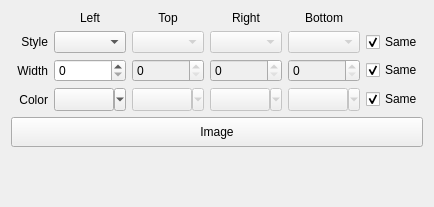
Above: HmiFuncDesigner/libs/Core/qpropertylist/stylesheeteditor/qbordersheeteditor.ui from VelsonWang/HmiFuncDesigner before the change. Below: the same form after it.
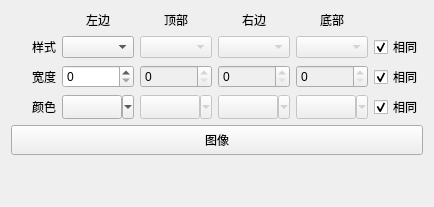
That is the form after the change.

Diff of the .ui file:
```diff
--- a/HmiFuncDesigner/libs/Core/qpropertylist/stylesheeteditor/qbordersheeteditor.ui
+++ b/HmiFuncDesigner/libs/Core/qpropertylist/stylesheeteditor/qbordersheeteditor.ui
@@ -19,7 +19,7 @@
      <item row="0" column="1">
       <widget class="QLabel" name="label_2">
        <property name="text">
-        <string>Left</string>
+        <string>左边</string>
        </property>
        <property name="alignment">
         <set>Qt::AlignCenter</set>
@@ -29,7 +29,7 @@
      <item row="0" column="2">
       <widget class="QLabel" name="label_5">
        <property name="text">
-        <string>Top</string>
+        <string>顶部</string>
        </property>
        <property name="alignment">
         <set>Qt::AlignCenter</set>
@@ -39,7 +39,7 @@
      <item row="0" column="3">
       <widget class="QLabel" name="label_6">
        <property name="text">
-        <string>Right</string>
+        <string>右边</string>
        </property>
        <property name="alignment">
         <set>Qt::AlignCenter</set>
@@ -49,7 +49,7 @@
      <item row="0" column="4">
       <widget class="QLabel" name="label_7">
        <property name="text">
-        <string>Bottom</string>
+        <string>底部</string>
        </property>
        <property name="alignment">
         <set>Qt::AlignCenter</set>
@@ -59,7 +59,7 @@
      <item row="1" column="0">
       <widget class="QLabel" name="label_3">
        <property name="text">
-        <string>Style</string>
+        <string>样式</string>
        </property>
        <property name="alignment">
         <set>Qt::AlignRight|Qt::AlignTrailing|Qt::AlignVCenter</set>
@@ -90,6 +90,15 @@
             </color>
            </brush>
           </colorrole>
+          <colorrole role="PlaceholderText">
+           <brush brushstyle="NoBrush">
+            <color alpha="128">
+             <red>0</red>
+             <green>0</green>
+             <blue>0</blue>
+            </color>
+           </brush>
+          </colorrole>
          </active>
          <inactive>
           <colorrole role="Text">
@@ -101,6 +110,15 @@
             </color>
            </brush>
           </colorrole>
+          <colorrole role="PlaceholderText">
+           <brush brushstyle="NoBrush">
+            <color alpha="128">
+             <red>0</red>
+             <green>0</green>
+             <blue>0</blue>
+            </color>
+           </brush>
+          </colorrole>
          </inactive>
          <disabled>
           <colorrole role="Text">
@@ -112,6 +130,15 @@
             </color>
            </brush>
           </colorrole>
+          <colorrole role="PlaceholderText">
+           <brush brushstyle="NoBrush">
+            <color alpha="128">
+             <red>0</red>
+             <green>0</green>
+             <blue>0</blue>
+            </color>
+           </brush>
+          </colorrole>
          </disabled>
         </palette>
        </property>
@@ -134,6 +161,15 @@
             </color>
            </brush>
           </colorrole>
+          <colorrole role="PlaceholderText">
+           <brush brushstyle="NoBrush">
+            <color alpha="128">
+             <red>0</red>
+             <green>0</green>
+             <blue>0</blue>
+            </color>
+           </brush>
+          </colorrole>
          </active>
          <inactive>
           <colorrole role="Text">
@@ -145,6 +181,15 @@
             </color>
            </brush>
           </colorrole>
+          <colorrole role="PlaceholderText">
+           <brush brushstyle="NoBrush">
+            <color alpha="128">
+             <red>0</red>
+             <green>0</green>
+             <blue>0</blue>
+            </color>
+           </brush>
+          </colorrole>
          </inactive>
          <disabled>
           <colorrole role="Text">
@@ -156,6 +201,15 @@
             </color>
            </brush>
           </colorrole>
+          <colorrole role="PlaceholderText">
+           <brush brushstyle="NoBrush">
+            <color alpha="128">
+             <red>0</red>
+             <green>0</green>
+             <blue>0</blue>
+            </color>
+           </brush>
+          </colorrole>
          </disabled>
         </palette>
        </property>
@@ -178,6 +232,15 @@
             </color>
            </brush>
           </colorrole>
+          <colorrole role="PlaceholderText">
+           <brush brushstyle="NoBrush">
+            <color alpha="128">
+             <red>0</red>
+             <green>0</green>
+             <blue>0</blue>
+            </color>
+           </brush>
+          </colorrole>
          </active>
          <inactive>
           <colorrole role="Text">
@@ -189,6 +252,15 @@
             </color>
            </brush>
           </colorrole>
+          <colorrole role="PlaceholderText">
+           <brush brushstyle="NoBrush">
+            <color alpha="128">
+             <red>0</red>
+             <green>0</green>
+             <blue>0</blue>
+            </color>
+           </brush>
+          </colorrole>
          </inactive>
          <disabled>
           <colorrole role="Text">
@@ -200,6 +272,15 @@
             </color>
            </brush>
           </colorrole>
+          <colorrole role="PlaceholderText">
+           <brush brushstyle="NoBrush">
+            <color alpha="128">
+             <red>0</red>
+             <green>0</green>
+             <blue>0</blue>
+            </color>
+           </brush>
+          </colorrole>
          </disabled>
         </palette>
        </property>
@@ -208,7 +289,7 @@
      <item row="2" column="0">
       <widget class="QLabel" name="label_4">
        <property name="text">
-        <string>Width</string>
+        <string>宽度</string>
        </property>
        <property name="alignment">
         <set>Qt::AlignRight|Qt::AlignTrailing|Qt::AlignVCenter</set>
@@ -235,6 +316,15 @@
             </color>
            </brush>
           </colorrole>
+          <colorrole role="PlaceholderText">
+           <brush brushstyle="NoBrush">
+            <color alpha="128">
+             <red>0</red>
+             <green>0</green>
+             <blue>0</blue>
+            </color>
+           </brush>
+          </colorrole>
          </active>
          <inactive>
           <colorrole role="Text">
@@ -246,6 +336,15 @@
             </color>
            </brush>
           </colorrole>
+          <colorrole role="PlaceholderText">
+           <brush brushstyle="NoBrush">
+            <color alpha="128">
+             <red>0</red>
+             <green>0</green>
+             <blue>0</blue>
+            </color>
+           </brush>
+          </colorrole>
          </inactive>
          <disabled>
           <colorrole role="Text">
@@ -257,6 +356,15 @@
             </color>
            </brush>
           </colorrole>
+          <colorrole role="PlaceholderText">
+           <brush brushstyle="NoBrush">
+            <color alpha="128">
+             <red>0</red>
+             <green>0</green>
+             <blue>0</blue>
+            </color>
+           </brush>
+          </colorrole>
          </disabled>
         </palette>
        </property>
@@ -279,6 +387,15 @@
             </color>
            </brush>
           </colorrole>
+          <colorrole role="PlaceholderText">
+           <brush brushstyle="NoBrush">
+            <color alpha="128">
+             <red>0</red>
+             <green>0</green>
+             <blue>0</blue>
+            </color>
+           </brush>
+          </colorrole>
          </active>
          <inactive>
           <colorrole role="Text">
@@ -290,6 +407,15 @@
             </color>
            </brush>
           </colorrole>
+          <colorrole role="PlaceholderText">
+           <brush brushstyle="NoBrush">
+            <color alpha="128">
+             <red>0</red>
+             <green>0</green>
+             <blue>0</blue>
+            </color>
+           </brush>
+          </colorrole>
          </inactive>
          <disabled>
           <colorrole role="Text">
@@ -301,6 +427,15 @@
             </color>
            </brush>
           </colorrole>
+          <colorrole role="PlaceholderText">
+           <brush brushstyle="NoBrush">
+            <color alpha="128">
+             <red>0</red>
+             <green>0</green>
+             <blue>0</blue>
+            </color>
+           </brush>
+          </colorrole>
          </disabled>
         </palette>
        </property>
@@ -323,6 +458,15 @@
             </color>
            </brush>
           </colorrole>
+          <colorrole role="PlaceholderText">
+           <brush brushstyle="NoBrush">
+            <color alpha="128">
+             <red>0</red>
+             <green>0</green>
+             <blue>0</blue>
+            </color>
+           </brush>
+          </colorrole>
          </active>
          <inactive>
           <colorrole role="Text">
@@ -334,6 +478,15 @@
             </color>
            </brush>
           </colorrole>
+          <colorrole role="PlaceholderText">
+           <brush brushstyle="NoBrush">
+            <color alpha="128">
+             <red>0</red>
+             <green>0</green>
+             <blue>0</blue>
+            </color>
+           </brush>
+          </colorrole>
          </inactive>
          <disabled>
           <colorrole role="Text">
@@ -345,6 +498,15 @@
             </color>
            </brush>
           </colorrole>
+          <colorrole role="PlaceholderText">
+           <brush brushstyle="NoBrush">
+            <color alpha="128">
+             <red>0</red>
+             <green>0</green>
+             <blue>0</blue>
+            </color>
+           </brush>
+          </colorrole>
          </disabled>
         </palette>
        </property>
@@ -353,7 +515,7 @@
      <item row="3" column="0">
       <widget class="QLabel" name="label_8">
        <property name="text">
-        <string>Color</string>
+        <string>颜色</string>
        </property>
        <property name="alignment">
         <set>Qt::AlignRight|Qt::AlignTrailing|Qt::AlignVCenter</set>
@@ -363,7 +525,7 @@
      <item row="1" column="5">
       <widget class="QCheckBox" name="same_style">
        <property name="text">
-        <string>Same</string>
+        <string>相同</string>
        </property>
        <property name="checked">
         <bool>true</bool>
@@ -373,7 +535,7 @@
      <item row="2" column="5">
       <widget class="QCheckBox" name="same_width">
        <property name="text">
-        <string>Same</string>
+        <string>相同</string>
        </property>
        <property name="checked">
         <bool>true</bool>
@@ -383,7 +545,7 @@
      <item row="3" column="5">
       <widget class="QCheckBox" name="same_color">
        <property name="text">
-        <string>Same</string>
+        <string>相同</string>
        </property>
        <property name="checked">
         <bool>true</bool>
@@ -520,7 +682,7 @@
       </size>
      </property>
      <property name="text">
-      <string>Image</string>
+      <string>图像</string>
      </property>
     </widget>
    </item>
```
